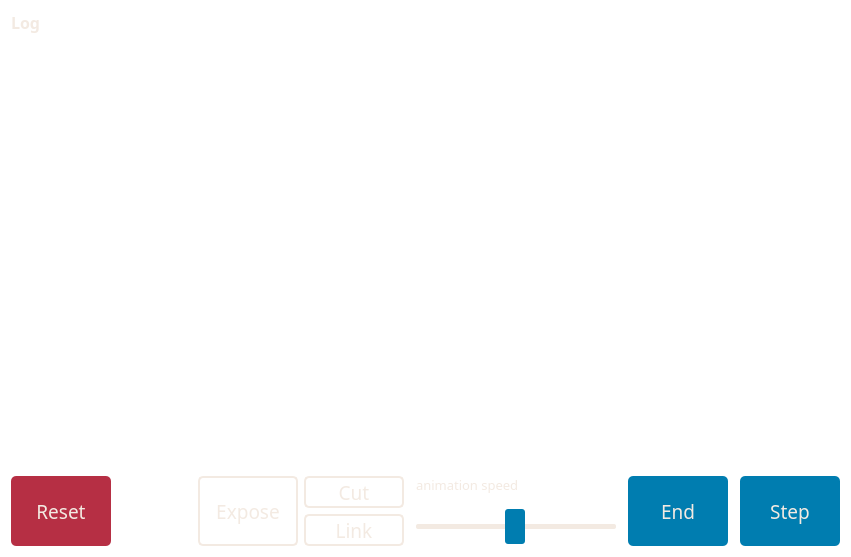
Before: the Qt Designer form code/MainUI.ui in sufftea/Link-Cut-Treeez, drawn with Qt 5.
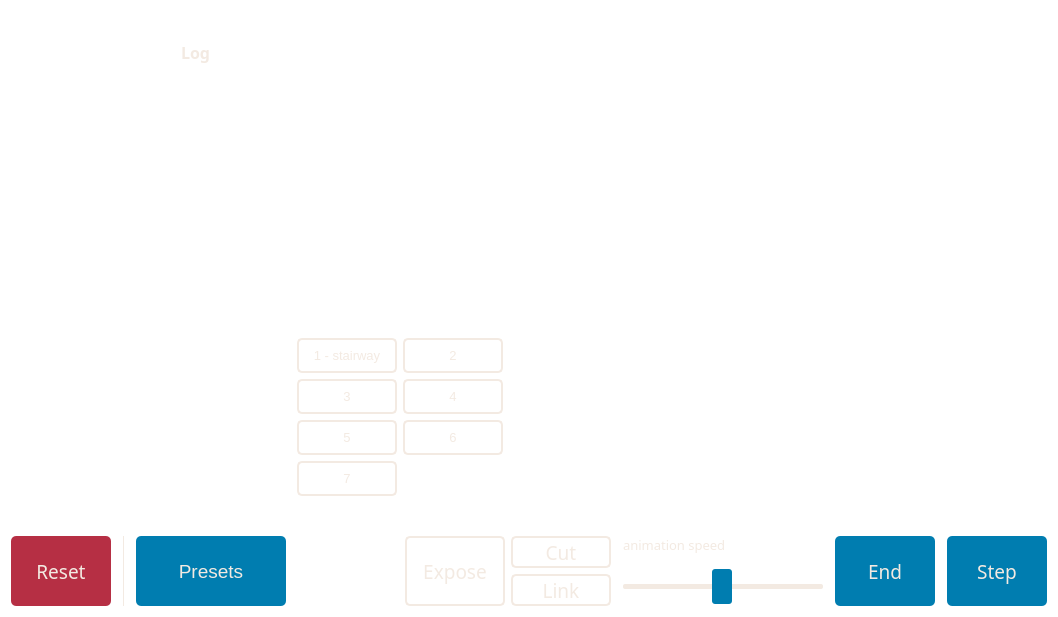
After: the same form once the commit is applied.

Commit message: added presets and other random stuff

Diff of the .ui file:
```diff
--- a/code/MainUI.ui
+++ b/code/MainUI.ui
@@ -6,8 +6,8 @@
    <rect>
     <x>0</x>
     <y>0</y>
-    <width>851</width>
-    <height>557</height>
+    <width>1058</width>
+    <height>617</height>
    </rect>
   </property>
   <property name="windowTitle">
@@ -46,21 +46,15 @@
      <property name="frameShadow">
       <enum>QFrame::Raised</enum>
      </property>
-     <layout class="QHBoxLayout" name="horizontalLayout_3">
-      <property name="leftMargin">
-       <number>0</number>
-      </property>
-      <property name="topMargin">
-       <number>0</number>
-      </property>
-      <property name="rightMargin">
-       <number>0</number>
-      </property>
-      <property name="bottomMargin">
-       <number>0</number>
-      </property>
-      <item>
        <widget class="QScrollArea" name="scrollAreaLog">
+      <property name="geometry">
+       <rect>
+        <x>170</x>
+        <y>30</y>
+        <width>351</width>
+        <height>181</height>
+       </rect>
+      </property>
         <property name="sizePolicy">
          <sizepolicy hsizetype="Expanding" vsizetype="Expanding">
           <horstretch>0</horstretch>
@@ -75,8 +69,8 @@
           <rect>
            <x>0</x>
            <y>0</y>
-           <width>829</width>
-           <height>458</height>
+         <width>351</width>
+         <height>181</height>
           </rect>
          </property>
          <layout class="QVBoxLayout" name="verticalLayout_4">
@@ -163,8 +157,483 @@
          </layout>
         </widget>
        </widget>
-      </item>
-     </layout>
+     <widget class="QFrame" name="framePopUpMenu">
+      <property name="geometry">
+       <rect>
+        <x>160</x>
+        <y>90</y>
+        <width>791</width>
+        <height>401</height>
+       </rect>
+      </property>
+      <property name="sizePolicy">
+       <sizepolicy hsizetype="Expanding" vsizetype="Expanding">
+        <horstretch>0</horstretch>
+        <verstretch>0</verstretch>
+       </sizepolicy>
+      </property>
+      <property name="frameShape">
+       <enum>QFrame::StyledPanel</enum>
+      </property>
+      <property name="frameShadow">
+       <enum>QFrame::Raised</enum>
+      </property>
+      <layout class="QGridLayout" name="gridLayout_3">
+       <property name="leftMargin">
+        <number>0</number>
+       </property>
+       <property name="topMargin">
+        <number>0</number>
+       </property>
+       <property name="rightMargin">
+        <number>0</number>
+       </property>
+       <property name="bottomMargin">
+        <number>0</number>
+       </property>
+       <property name="spacing">
+        <number>0</number>
+       </property>
+       <item row="1" column="1">
+        <widget class="QFrame" name="framePresetsList">
+         <property name="sizePolicy">
+          <sizepolicy hsizetype="Expanding" vsizetype="Expanding">
+           <horstretch>0</horstretch>
+           <verstretch>0</verstretch>
+          </sizepolicy>
+         </property>
+         <property name="maximumSize">
+          <size>
+           <width>220</width>
+           <height>170</height>
+          </size>
+         </property>
+         <property name="frameShape">
+          <enum>QFrame::StyledPanel</enum>
+         </property>
+         <property name="frameShadow">
+          <enum>QFrame::Raised</enum>
+         </property>
+         <layout class="QGridLayout" name="gridLayout_2">
+          <property name="leftMargin">
+           <number>0</number>
+          </property>
+          <property name="topMargin">
+           <number>0</number>
+          </property>
+          <property name="rightMargin">
+           <number>0</number>
+          </property>
+          <property name="bottomMargin">
+           <number>0</number>
+          </property>
+          <property name="spacing">
+           <number>0</number>
+          </property>
+          <item row="3" column="0">
+           <widget class="QPushButton" name="pushButtonPreset3">
+            <property name="sizePolicy">
+             <sizepolicy hsizetype="Expanding" vsizetype="Expanding">
+              <horstretch>0</horstretch>
+              <verstretch>0</verstretch>
+             </sizepolicy>
+            </property>
+            <property name="minimumSize">
+             <size>
+              <width>100</width>
+              <height>35</height>
+             </size>
+            </property>
+            <property name="maximumSize">
+             <size>
+              <width>100</width>
+              <height>35</height>
+             </size>
+            </property>
+            <property name="font">
+             <font>
+              <pointsize>10</pointsize>
+             </font>
+            </property>
+            <property name="styleSheet">
+             <string notr="true">QPushButton {
+color: rgb(243, 234, 226);
+background-color: transparent;
+
+border-radius: 5px;
+border: 2px solid;
+border-color: rgb(243, 234, 226);
+}
+QPushButton:enabled:hover {
+background-color: rgb(0, 125, 176);
+}
+QPushButton:enabled:pressed {
+background-color:  rgb(0, 105, 156);
+}
+QPushButton:disabled {
+border-color: rgba(243, 234, 226, 100);
+color:  rgba(243, 234, 226, 100);
+background-color: rgba(255, 255, 255, 20);
+}</string>
+            </property>
+            <property name="text">
+             <string>3</string>
+            </property>
+           </widget>
+          </item>
+          <item row="3" column="2">
+           <widget class="QPushButton" name="pushButtonPreset4">
+            <property name="sizePolicy">
+             <sizepolicy hsizetype="Expanding" vsizetype="Expanding">
+              <horstretch>0</horstretch>
+              <verstretch>0</verstretch>
+             </sizepolicy>
+            </property>
+            <property name="minimumSize">
+             <size>
+              <width>100</width>
+              <height>35</height>
+             </size>
+            </property>
+            <property name="maximumSize">
+             <size>
+              <width>100</width>
+              <height>35</height>
+             </size>
+            </property>
+            <property name="font">
+             <font>
+              <pointsize>10</pointsize>
+             </font>
+            </property>
+            <property name="styleSheet">
+             <string notr="true">QPushButton {
+color: rgb(243, 234, 226);
+background-color: transparent;
+
+border-radius: 5px;
+border: 2px solid;
+border-color: rgb(243, 234, 226);
+}
+QPushButton:enabled:hover {
+background-color: rgb(0, 125, 176);
+}
+QPushButton:enabled:pressed {
+background-color:  rgb(0, 105, 156);
+}
+QPushButton:disabled {
+border-color: rgba(243, 234, 226, 100);
+color:  rgba(243, 234, 226, 100);
+background-color: rgba(255, 255, 255, 20);
+}</string>
+            </property>
+            <property name="text">
+             <string>4</string>
+            </property>
+           </widget>
+          </item>
+          <item row="2" column="0">
+           <widget class="QPushButton" name="pushButtonPreset1">
+            <property name="sizePolicy">
+             <sizepolicy hsizetype="Expanding" vsizetype="Expanding">
+              <horstretch>0</horstretch>
+              <verstretch>0</verstretch>
+             </sizepolicy>
+            </property>
+            <property name="minimumSize">
+             <size>
+              <width>100</width>
+              <height>35</height>
+             </size>
+            </property>
+            <property name="maximumSize">
+             <size>
+              <width>100</width>
+              <height>35</height>
+             </size>
+            </property>
+            <property name="font">
+             <font>
+              <pointsize>10</pointsize>
+             </font>
+            </property>
+            <property name="styleSheet">
+             <string notr="true">QPushButton {
+color: rgb(243, 234, 226);
+background-color: transparent;
+
+border-radius: 5px;
+border: 2px solid;
+border-color: rgb(243, 234, 226);
+}
+QPushButton:enabled:hover {
+background-color: rgb(0, 125, 176);
+}
+QPushButton:enabled:pressed {
+background-color:  rgb(0, 105, 156);
+}
+QPushButton:disabled {
+border-color: rgba(243, 234, 226, 100);
+color:  rgba(243, 234, 226, 100);
+background-color: rgba(255, 255, 255, 20);
+}</string>
+            </property>
+            <property name="text">
+             <string>1 - stairway</string>
+            </property>
+           </widget>
+          </item>
+          <item row="5" column="0">
+           <widget class="QPushButton" name="pushButtonPreset7">
+            <property name="sizePolicy">
+             <sizepolicy hsizetype="Expanding" vsizetype="Expanding">
+              <horstretch>0</horstretch>
+              <verstretch>0</verstretch>
+             </sizepolicy>
+            </property>
+            <property name="minimumSize">
+             <size>
+              <width>100</width>
+              <height>35</height>
+             </size>
+            </property>
+            <property name="maximumSize">
+             <size>
+              <width>100</width>
+              <height>35</height>
+             </size>
+            </property>
+            <property name="font">
+             <font>
+              <pointsize>10</pointsize>
+             </font>
+            </property>
+            <property name="styleSheet">
+             <string notr="true">QPushButton {
+color: rgb(243, 234, 226);
+background-color: transparent;
+
+border-radius: 5px;
+border: 2px solid;
+border-color: rgb(243, 234, 226);
+}
+QPushButton:enabled:hover {
+background-color: rgb(0, 125, 176);
+}
+QPushButton:enabled:pressed {
+background-color:  rgb(0, 105, 156);
+}
+QPushButton:disabled {
+border-color: rgba(243, 234, 226, 100);
+color:  rgba(243, 234, 226, 100);
+background-color: rgba(255, 255, 255, 20);
+}</string>
+            </property>
+            <property name="text">
+             <string>7</string>
+            </property>
+           </widget>
+          </item>
+          <item row="4" column="0">
+           <widget class="QPushButton" name="pushButtonPreset5">
+            <property name="sizePolicy">
+             <sizepolicy hsizetype="Expanding" vsizetype="Expanding">
+              <horstretch>0</horstretch>
+              <verstretch>0</verstretch>
+             </sizepolicy>
+            </property>
+            <property name="minimumSize">
+             <size>
+              <width>100</width>
+              <height>35</height>
+             </size>
+            </property>
+            <property name="maximumSize">
+             <size>
+              <width>100</width>
+              <height>35</height>
+             </size>
+            </property>
+            <property name="font">
+             <font>
+              <pointsize>10</pointsize>
+             </font>
+            </property>
+            <property name="styleSheet">
+             <string notr="true">QPushButton {
+color: rgb(243, 234, 226);
+background-color: transparent;
+
+border-radius: 5px;
+border: 2px solid;
+border-color: rgb(243, 234, 226);
+}
+QPushButton:enabled:hover {
+background-color: rgb(0, 125, 176);
+}
+QPushButton:enabled:pressed {
+background-color:  rgb(0, 105, 156);
+}
+QPushButton:disabled {
+border-color: rgba(243, 234, 226, 100);
+color:  rgba(243, 234, 226, 100);
+background-color: rgba(255, 255, 255, 20);
+}</string>
+            </property>
+            <property name="text">
+             <string>5</string>
+            </property>
+           </widget>
+          </item>
+          <item row="2" column="2">
+           <widget class="QPushButton" name="pushButtonPreset2">
+            <property name="sizePolicy">
+             <sizepolicy hsizetype="Expanding" vsizetype="Expanding">
+              <horstretch>0</horstretch>
+              <verstretch>0</verstretch>
+             </sizepolicy>
+            </property>
+            <property name="minimumSize">
+             <size>
+              <width>100</width>
+              <height>35</height>
+             </size>
+            </property>
+            <property name="maximumSize">
+             <size>
+              <width>100</width>
+              <height>35</height>
+             </size>
+            </property>
+            <property name="font">
+             <font>
+              <pointsize>10</pointsize>
+             </font>
+            </property>
+            <property name="styleSheet">
+             <string notr="true">QPushButton {
+color: rgb(243, 234, 226);
+background-color: transparent;
+
+border-radius: 5px;
+border: 2px solid;
+border-color: rgb(243, 234, 226);
+}
+QPushButton:enabled:hover {
+background-color: rgb(0, 125, 176);
+}
+QPushButton:enabled:pressed {
+background-color:  rgb(0, 105, 156);
+}
+QPushButton:disabled {
+border-color: rgba(243, 234, 226, 100);
+color:  rgba(243, 234, 226, 100);
+background-color: rgba(255, 255, 255, 20);
+}</string>
+            </property>
+            <property name="text">
+             <string>2</string>
+            </property>
+           </widget>
+          </item>
+          <item row="4" column="2">
+           <widget class="QPushButton" name="pushButtonPreset6">
+            <property name="sizePolicy">
+             <sizepolicy hsizetype="Expanding" vsizetype="Expanding">
+              <horstretch>0</horstretch>
+              <verstretch>0</verstretch>
+             </sizepolicy>
+            </property>
+            <property name="minimumSize">
+             <size>
+              <width>100</width>
+              <height>35</height>
+             </size>
+            </property>
+            <property name="maximumSize">
+             <size>
+              <width>100</width>
+              <height>35</height>
+             </size>
+            </property>
+            <property name="font">
+             <font>
+              <pointsize>10</pointsize>
+             </font>
+            </property>
+            <property name="styleSheet">
+             <string notr="true">QPushButton {
+color: rgb(243, 234, 226);
+background-color: transparent;
+
+border-radius: 5px;
+border: 2px solid;
+border-color: rgb(243, 234, 226);
+}
+QPushButton:enabled:hover {
+background-color: rgb(0, 125, 176);
+}
+QPushButton:enabled:pressed {
+background-color:  rgb(0, 105, 156);
+}
+QPushButton:disabled {
+border-color: rgba(243, 234, 226, 100);
+color:  rgba(243, 234, 226, 100);
+background-color: rgba(255, 255, 255, 20);
+}</string>
+            </property>
+            <property name="text">
+             <string>6</string>
+            </property>
+           </widget>
+          </item>
+         </layout>
+        </widget>
+       </item>
+       <item row="1" column="2">
+        <spacer name="horizontalSpacer_2">
+         <property name="orientation">
+          <enum>Qt::Horizontal</enum>
+         </property>
+         <property name="sizeHint" stdset="0">
+          <size>
+           <width>40</width>
+           <height>20</height>
+          </size>
+         </property>
+        </spacer>
+       </item>
+       <item row="0" column="1">
+        <spacer name="verticalSpacer">
+         <property name="orientation">
+          <enum>Qt::Vertical</enum>
+         </property>
+         <property name="sizeHint" stdset="0">
+          <size>
+           <width>20</width>
+           <height>40</height>
+          </size>
+         </property>
+        </spacer>
+       </item>
+       <item row="1" column="0">
+        <spacer name="horizontalSpacer_3">
+         <property name="orientation">
+          <enum>Qt::Horizontal</enum>
+         </property>
+         <property name="sizeType">
+          <enum>QSizePolicy::Fixed</enum>
+         </property>
+         <property name="sizeHint" stdset="0">
+          <size>
+           <width>120</width>
+           <height>20</height>
+          </size>
+         </property>
+        </spacer>
+       </item>
+      </layout>
+     </widget>
     </widget>
    </item>
    <item>
@@ -258,6 +727,67 @@
         </property>
        </widget>
       </item>
+      <item>
+       <widget class="Line" name="line">
+        <property name="maximumSize">
+         <size>
+          <width>1</width>
+          <height>16777215</height>
+         </size>
+        </property>
+        <property name="styleSheet">
+         <string notr="true">border: 0;
+background-color: rgb(243, 234, 226);</string>
+        </property>
+        <property name="orientation">
+         <enum>Qt::Vertical</enum>
+        </property>
+       </widget>
+      </item>
+      <item>
+       <widget class="QPushButton" name="pushButtonOpenPresets">
+        <property name="sizePolicy">
+         <sizepolicy hsizetype="Expanding" vsizetype="Expanding">
+          <horstretch>0</horstretch>
+          <verstretch>0</verstretch>
+         </sizepolicy>
+        </property>
+        <property name="minimumSize">
+         <size>
+          <width>150</width>
+          <height>0</height>
+         </size>
+        </property>
+        <property name="maximumSize">
+         <size>
+          <width>150</width>
+          <height>16777215</height>
+         </size>
+        </property>
+        <property name="font">
+         <font>
+          <pointsize>14</pointsize>
+         </font>
+        </property>
+        <property name="styleSheet">
+         <string notr="true">QPushButton {
+color: rgb(243, 234, 226);
+background-color: rgb(0, 125, 176);
+border-radius: 5px;
+}
+QPushButton:hover {
+border: 2px solid;
+border-color: rgb(243, 234, 226);
+}
+QPushButton:pressed {
+background-color:  rgb(0, 105, 156);
+}</string>
+        </property>
+        <property name="text">
+         <string>Presets</string>
+        </property>
+       </widget>
+      </item>
       <item>
        <widget class="QFrame" name="frame_3">
         <property name="frameShape">
```
Left out of the diff: 115 changed lines with no effect on the pictures. Lines whose indentation alone changed are shown as unchanged. The commit also changes 6 other files.
